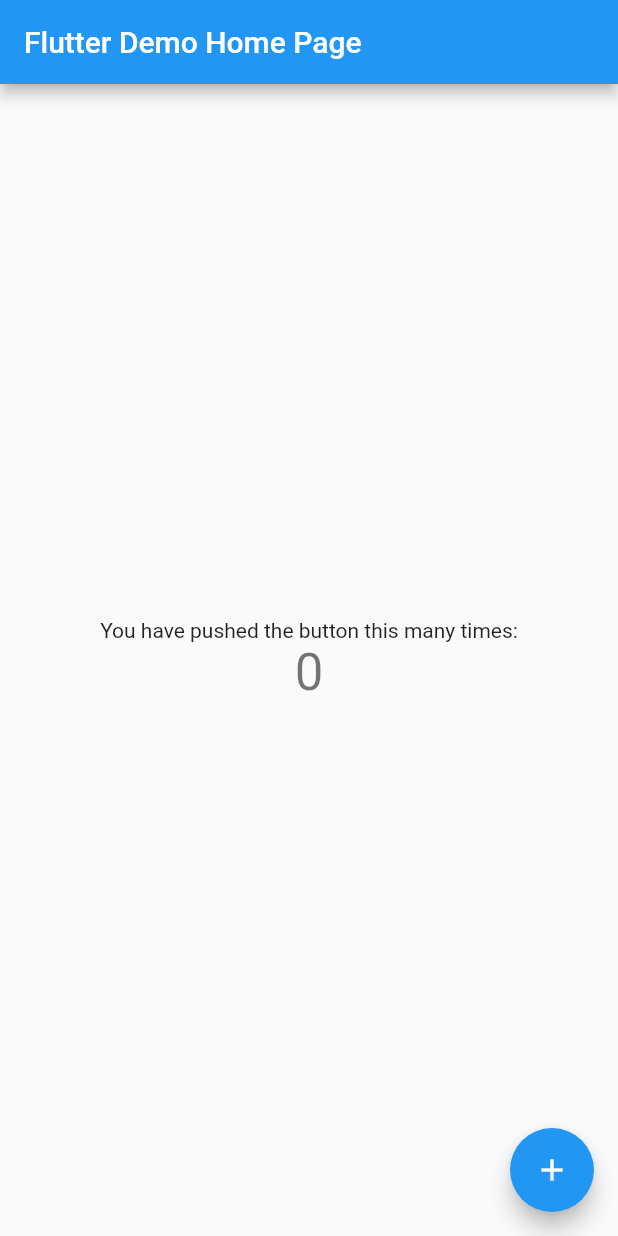
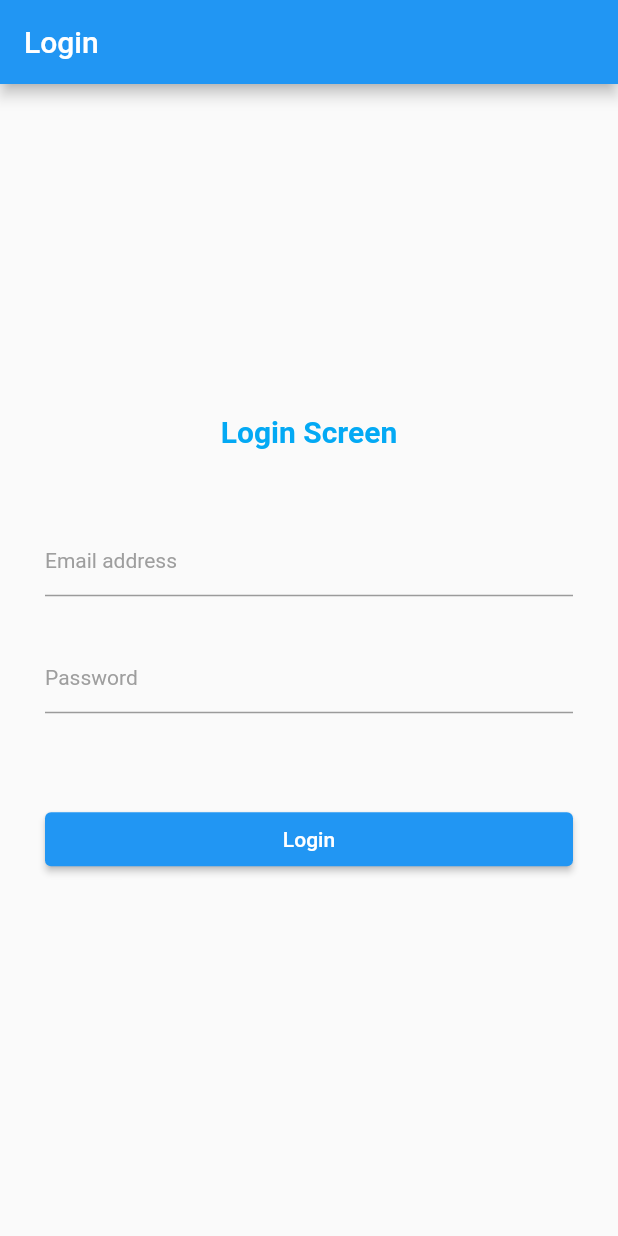
Before and after one commit to gobi1990/flutter_provider_mvvm, a Flutter app: the screen it shows after launch, on a phone screen of 412 x 824 dp. Run offline on Flutter 3.47's test engine with Material 2 defaults, Android fonts, the phone set to English and light mode, and no system bars; missing offline and left inert: cloud_firestore_web, firebase_auth_web, firebase_core_web; accounts and stored records are empty.

Commit message:
Login screen init

```diff
--- /dev/null
+++ b/lib/generated_plugin_registrant.dart
@@ -0,0 +1,19 @@
+//
+// Generated file. Do not edit.
+//
+
+// ignore_for_file: lines_longer_than_80_chars
+
+import 'package:cloud_firestore_web/cloud_firestore_web.dart';
+import 'package:firebase_auth_web/firebase_auth_web.dart';
+import 'package:firebase_core_web/firebase_core_web.dart';
+
+import 'package:flutter_web_plugins/flutter_web_plugins.dart';
+
+// ignore: public_member_api_docs
+void registerPlugins(Registrar registrar) {
+  FirebaseFirestoreWeb.registerWith(registrar);
+  FirebaseAuthWeb.registerWith(registrar);
+  FirebaseCoreWeb.registerWith(registrar);
+  registrar.registerMessageHandler();
+}
--- a/lib/main.dart
+++ b/lib/main.dart
@@ -1,6 +1,8 @@
 import 'package:flutter/material.dart';
+import 'package:flutter_provider_mvvm/views/login_page.dart';
 
 void main() {
+  WidgetsFlutterBinding.ensureInitialized();
   runApp(MyApp());
 }
 
@@ -11,103 +13,9 @@ class MyApp extends StatelessWidget {
     return MaterialApp(
       title: 'Flutter Demo',
       theme: ThemeData(
-        // This is the theme of your application.
-        //
-        // Try running your application with "flutter run". You'll see the
-        // application has a blue toolbar. Then, without quitting the app, try
-        // changing the primarySwatch below to Colors.green and then invoke
-        // "hot reload" (press "r" in the console where you ran "flutter run",
-        // or simply save your changes to "hot reload" in a Flutter IDE).
-        // Notice that the counter didn't reset back to zero; the application
-        // is not restarted.
         primarySwatch: Colors.blue,
       ),
-      home: MyHomePage(title: 'Flutter Demo Home Page'),
+      home: LoginScreen(),
     );
   }
 }
-
-class MyHomePage extends StatefulWidget {
-  MyHomePage({Key? key, required this.title}) : super(key: key);
-
-  // This widget is the home page of your application. It is stateful, meaning
-  // that it has a State object (defined below) that contains fields that affect
-  // how it looks.
-
-  // This class is the configuration for the state. It holds the values (in this
-  // case the title) provided by the parent (in this case the App widget) and
-  // used by the build method of the State. Fields in a Widget subclass are
-  // always marked "final".
-
-  final String title;
-
-  @override
-  _MyHomePageState createState() => _MyHomePageState();
-}
-
-class _MyHomePageState extends State<MyHomePage> {
-  int _counter = 0;
-
-  void _incrementCounter() {
-    setState(() {
-      // This call to setState tells the Flutter framework that something has
-      // changed in this State, which causes it to rerun the build method below
-      // so that the display can reflect the updated values. If we changed
-      // _counter without calling setState(), then the build method would not be
-      // called again, and so nothing would appear to happen.
-      _counter++;
-    });
-  }
-
-  @override
-  Widget build(BuildContext context) {
-    // This method is rerun every time setState is called, for instance as done
-    // by the _incrementCounter method above.
-    //
-    // The Flutter framework has been optimized to make rerunning build methods
-    // fast, so that you can just rebuild anything that needs updating rather
-    // than having to individually change instances of widgets.
-    return Scaffold(
-      appBar: AppBar(
-        // Here we take the value from the MyHomePage object that was created by
-        // the App.build method, and use it to set our appbar title.
-        title: Text(widget.title),
-      ),
-      body: Center(
-        // Center is a layout widget. It takes a single child and positions it
-        // in the middle of the parent.
-        child: Column(
-          // Column is also a layout widget. It takes a list of children and
-          // arranges them vertically. By default, it sizes itself to fit its
-          // children horizontally, and tries to be as tall as its parent.
-          //
-          // Invoke "debug painting" (press "p" in the console, choose the
-          // "Toggle Debug Paint" action from the Flutter Inspector in Android
-          // Studio, or the "Toggle Debug Paint" command in Visual Studio Code)
-          // to see the wireframe for each widget.
-          //
-          // Column has various properties to control how it sizes itself and
-          // how it positions its children. Here we use mainAxisAlignment to
-          // center the children vertically; the main axis here is the vertical
-          // axis because Columns are vertical (the cross axis would be
-          // horizontal).
-          mainAxisAlignment: MainAxisAlignment.center,
-          children: <Widget>[
-            Text(
-              'You have pushed the button this many times:',
-            ),
-            Text(
-              '$_counter',
-              style: Theme.of(context).textTheme.headline4,
-            ),
-          ],
-        ),
-      ),
-      floatingActionButton: FloatingActionButton(
-        onPressed: _incrementCounter,
-        tooltip: 'Increment',
-        child: Icon(Icons.add),
-      ), // This trailing comma makes auto-formatting nicer for build methods.
-    );
-  }
-}
--- /dev/null
+++ b/lib/models/product.dart
@@ -0,0 +1,33 @@
+class Product {
+  int id;
+  String name;
+  String brand;
+  String price;
+  int availableStock;
+
+  Product({this.id, this.name, this.brand, this.price, this.availableStock});
+
+  Product.fromJson(Map<String, dynamic> json) {
+    id = json['id'];
+    name = json['name'];
+    brand = json['brand'];
+    price = json['price'];
+    availableStock = json['availableStock'];
+  }
+
+  Map<String, dynamic> toJson() {
+    final Map<String, dynamic> data = new Map<String, dynamic>();
+    data['id'] = this.id;
+    data['name'] = this.name;
+    data['brand'] = this.brand;
+    data['price'] = this.price;
+    data['availableStock'] = this.availableStock;
+    return data;
+  }
+
+  static List<Product> listFromJson(List<dynamic> json) {
+    return json == null
+        ? List<Product>()
+        : json.map((value) => new Product.fromJson(value)).toList();
+  }
+}
--- /dev/null
+++ b/lib/view_models/product_view_model.dart
@@ -0,0 +1,6 @@
+import 'package:flutter/cupertino.dart';
+
+class ProductViewModel extends ChangeNotifier {
+
+
+}
--- /dev/null
+++ b/lib/views/login_page.dart
@@ -0,0 +1,72 @@
+import 'package:flutter/material.dart';
+import 'package:flutter/widgets.dart';
+import 'package:flutter_provider_mvvm/widgets/text_field.dart';
+
+class LoginScreen extends StatefulWidget {
+  LoginScreen({Key key}) : super(key: key);
+
+  @override
+  State<LoginScreen> createState() => _LoginScreenState();
+}
+
+class _LoginScreenState extends State<LoginScreen> {
+  final _emailController = TextEditingController();
+  final _passswordController = TextEditingController();
+
+  @override
+  void initState() {
+    // TODO: implement initState
+    super.initState();
+  }
+
+  @override
+  Widget build(BuildContext context) {
+    return Scaffold(
+      appBar: AppBar(title: Text('Login')),
+      body: Container(
+        child: Center(
+          child: SingleChildScrollView(
+            child: Column(
+              mainAxisAlignment: MainAxisAlignment.start,
+              crossAxisAlignment: CrossAxisAlignment.center,
+              children: [
+                Text(
+                  'Login Screen',
+                  style: TextStyle(
+                      color: Colors.lightBlue,
+                      fontSize: 20,
+                      fontWeight: FontWeight.bold),
+                ),
+                SizedBox(
+                  height: 20,
+                ),
+                Container(
+                  padding: EdgeInsets.all(30),
+                  child: TextFieldWidget(
+                    textController: _emailController,
+                    hint: 'Email address',
+                  ),
+                ),
+                Container(
+                  padding: EdgeInsets.only(left: 30, right: 30, bottom: 20),
+                  child: TextFieldWidget(
+                    textController: _emailController,
+                    hint: 'Password',
+                  ),
+                ),
+                Container(
+                    width: double.infinity,
+                    margin: EdgeInsets.only(
+                        left: 30, right: 30, top: 40, bottom: 20),
+                    child: ElevatedButton(
+                      child: Text('Login'),
+                      onPressed: () {},
+                    ))
+              ],
+            ),
+          ),
+        ),
+      ),
+    );
+  }
+}
--- /dev/null
+++ b/lib/widgets/text_field.dart
@@ -0,0 +1,83 @@
+import 'package:flutter/material.dart';
+import 'package:flutter/widgets.dart';
+
+class TextFieldWidget extends StatelessWidget {
+  final IconData icon;
+  final String hint;
+  final String errorText;
+  final bool isObscure;
+  final bool isIcon;
+  final bool enabled;
+  final TextInputType inputType;
+  final TextEditingController textController;
+  final EdgeInsets padding;
+  final Color hintColor;
+  final Color iconColor;
+  final FocusNode focusNode;
+  final ValueChanged onFieldSubmitted;
+  final ValueChanged onChanged;
+  final Function onEditingComplete;
+  final bool autoFocus;
+  final TextInputAction inputAction;
+  final bool isValid;
+  final String suffixIcon;
+  final VoidCallback onSuffixPress;
+  final InputBorder inputBorder;
+  final String Function(String v) validator;
+
+  const TextFieldWidget(
+      {Key key,
+      this.icon,
+      this.hint,
+      this.errorText,
+      this.isObscure = false,
+      this.inputType,
+      this.textController,
+      this.isIcon = true,
+      this.enabled,
+      this.padding = const EdgeInsets.all(0),
+      this.hintColor = Colors.grey,
+      this.iconColor = Colors.grey,
+      this.focusNode,
+      this.onFieldSubmitted,
+      this.onChanged,
+      this.autoFocus = false,
+      this.inputAction,
+      this.onEditingComplete,
+      this.isValid = false,
+      this.suffixIcon,
+      this.onSuffixPress,
+      this.inputBorder,
+      this.validator})
+      : super(key: key);
+
+  @override
+  Widget build(BuildContext context) {
+    return Padding(
+        padding: padding,
+        child: TextFormField(
+            enabled: enabled,
+            controller: textController,
+            focusNode: focusNode,
+            onFieldSubmitted: onFieldSubmitted,
+            onChanged: onChanged,
+            autofocus: autoFocus,
+            textInputAction: inputAction,
+            obscureText: isObscure,
+            keyboardType: inputType,
+            style: Theme.of(context).textTheme.bodyText2,
+            validator: validator,
+            onEditingComplete: onEditingComplete,
+            autovalidateMode: AutovalidateMode.onUserInteraction,
+            decoration: InputDecoration(
+              border: inputBorder,
+              hintText: hint,
+              hintStyle: Theme.of(context).textTheme.bodyText2.copyWith(
+                    color: hintColor,
+                    //fontWeight: FontWeight.w100,
+                  ),
+              errorText: errorText,
+              counterText: '',
+            )));
+  }
+}
```
Also changed, not shown: pubspec.yaml (+6 -1 lines), 9 other files.
